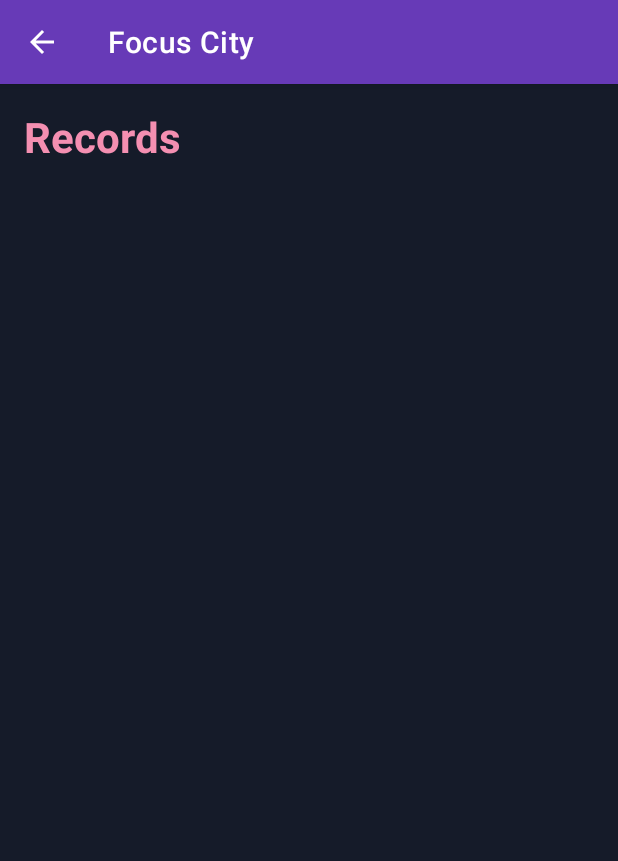
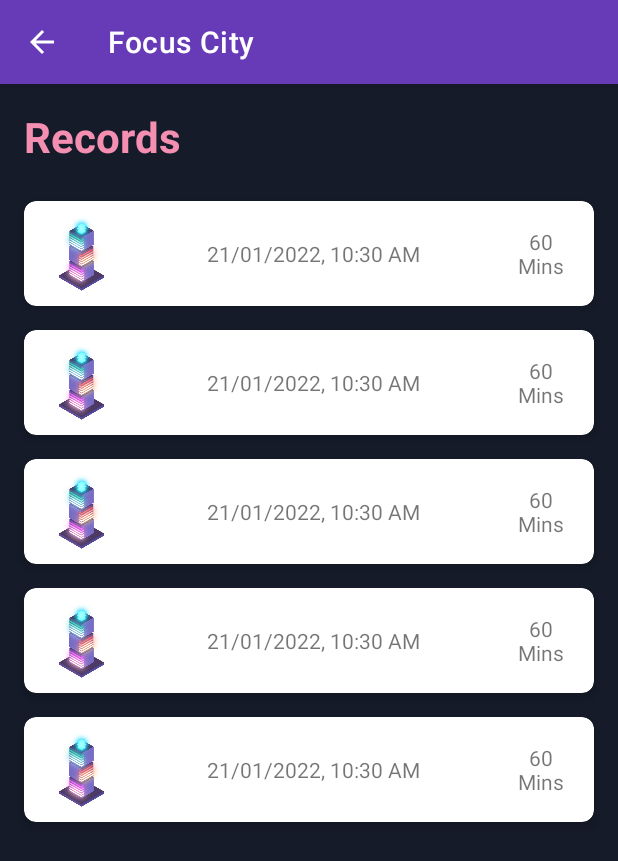
Before and after one commit to ETS-Android4/Focus-City, an Android app: the RecordsActivity screen opened directly, with no data from a screen before it, on a phone screen of 412 x 824 dp. Shown: the top 861 px of the screen. Run offline under Robolectric (Android 15) with nearby library versions, the phone set to English and light mode, and no system bars.

Commit message:
Added Records Model and Adapter

```diff
--- a/app/src/main/AndroidManifest.xml
+++ b/app/src/main/AndroidManifest.xml
@@ -10,7 +10,7 @@
         android:supportsRtl="true"
         android:theme="@style/Theme.FocusCity">
         <activity
-            android:name=".recordsActivity"
+            android:name=".RecordsActivity"
             android:exported="false" />
         <activity
             android:name=".MainActivity"
--- /dev/null
+++ b/app/src/main/java/com/candy/focuscity/Adapter/RecordAdapter.java
@@ -0,0 +1,64 @@
+package com.candy.focuscity.Adapter;
+
+import android.view.LayoutInflater;
+import android.view.View;
+import android.view.ViewGroup;
+import android.widget.ImageView;
+import android.widget.TextView;
+
+import androidx.recyclerview.widget.RecyclerView;
+
+import com.candy.focuscity.Model.RecordModel;
+import com.candy.focuscity.R;
+import com.candy.focuscity.RecordsActivity;
+
+import java.util.List;
+
+public class RecordAdapter extends RecyclerView.Adapter<RecordAdapter.ViewHolder> {
+
+    private List<RecordModel> recordList;
+    private RecordsActivity activity;
+
+    public RecordAdapter(RecordsActivity activity) {
+        this.activity = activity;
+    }
+
+    public ViewHolder onCreateViewHolder(ViewGroup parent, int viewType) {
+        View itemView = LayoutInflater.from(parent.getContext())
+                .inflate(R.layout.record_layout, parent, false);
+        return new ViewHolder(itemView);
+    }
+
+    public void onBindViewHolder(ViewHolder holder, int position) {
+        RecordModel item = recordList.get(position);
+        holder.recordsBuildingImage.setImageResource(item.getBuildingImageId());
+        holder.recordsDateTime.setText(item.getDateTimeFormatted());
+        holder.recordsTotalMinutes.setText(String.format("%d\n"+"Mins", item.getTotalMinutes()));
+    }
+
+    public int getItemCount() {
+        return recordList.size();
+    }
+
+    public void setRecords(List<RecordModel> recordList) {
+        this.recordList = recordList;
+        notifyDataSetChanged();
+    }
+
+
+    class ViewHolder extends RecyclerView.ViewHolder {
+        ImageView recordsBuildingImage;
+        TextView recordsDateTime;
+        TextView recordsTotalMinutes;
+
+        ViewHolder(View view) {
+            super(view);
+            recordsBuildingImage = view.findViewById(R.id.recordsBuildingImage);
+            recordsDateTime = view.findViewById(R.id.recordsDateTime);
+            recordsTotalMinutes = view.findViewById(R.id.recordsTotalMinutes);
+        }
+
+    }
+
+
+}
--- a/app/src/main/java/com/candy/focuscity/MainActivity.java
+++ b/app/src/main/java/com/candy/focuscity/MainActivity.java
@@ -102,7 +102,7 @@ public class MainActivity extends AppCompatActivity {
             public boolean onNavigationItemSelected(@NonNull MenuItem item) {
                 int id = item.getItemId();
                 if (id == R.id.recordsPage){
-                    Intent buildIntent = new Intent(getApplicationContext(), recordsActivity.class);
+                    Intent buildIntent = new Intent(getApplicationContext(), RecordsActivity.class);
                     startActivity(buildIntent);
                     drawerLayout.closeDrawers();
                 }
--- /dev/null
+++ b/app/src/main/java/com/candy/focuscity/Model/RecordModel.java
@@ -0,0 +1,47 @@
+package com.candy.focuscity.Model;
+
+import android.widget.ImageView;
+
+import java.text.DateFormat;
+import java.text.SimpleDateFormat;
+import java.util.Calendar;
+
+public class RecordModel {
+    private int id;
+    private DateFormat date = new SimpleDateFormat("dd/MM/yyyy, hh:mm aa");
+    private String dateTimeFormatted;
+    private int buildingImageId;
+    private int totalMinutes;
+
+    public int getTotalMinutes() {
+        return totalMinutes;
+    }
+
+    public void setTotalMinutes(int totalMinutes) {
+        this.totalMinutes = totalMinutes;
+    }
+
+    public int getId() {
+        return id;
+    }
+
+    public void setId(int id) {
+        this.id = id;
+    }
+
+    public String getDateTimeFormatted() {
+        return dateTimeFormatted;
+    }
+
+    public void setDateTimeFormatted() {
+        this.dateTimeFormatted =  date.format(Calendar.getInstance().getTime());
+    }
+
+    public int getBuildingImageId() {
+        return buildingImageId;
+    }
+
+    public void setBuildingImageId(int buildingImageId) {
+        this.buildingImageId = buildingImageId;
+    }
+}
--- a/app/src/main/java/com/candy/focuscity/recordsActivity.java
+++ b/app/src/main/java/com/candy/focuscity/RecordsActivity.java
@@ -10,21 +10,47 @@ import android.view.KeyEvent;
 import android.view.MenuItem;
 import android.widget.Toolbar;
 
-public class recordsActivity extends AppCompatActivity {
+import com.candy.focuscity.Adapter.RecordAdapter;
+import com.candy.focuscity.Model.RecordModel;
+
+import java.util.ArrayList;
+import java.util.List;
+
+public class RecordsActivity extends AppCompatActivity {
 
     private RecyclerView recordsRecyclerView;
+    private RecordAdapter recordAdapter;
+
+    private List<RecordModel> recordList;
 
     @Override
     protected void onCreate(Bundle savedInstanceState) {
         super.onCreate(savedInstanceState);
         setContentView(R.layout.activity_records);
 
+        recordList = new ArrayList<>();
+
         ActionBar actionBar = getSupportActionBar();
         actionBar.setDisplayHomeAsUpEnabled(true);
 
         recordsRecyclerView = (RecyclerView) findViewById(R.id.recordsRecyclerView);
         recordsRecyclerView.setLayoutManager(new LinearLayoutManager(this));
+        recordAdapter = new RecordAdapter(this);
+        recordsRecyclerView.setAdapter(recordAdapter);
 
+        RecordModel record = new RecordModel();
+        record.setDateTimeFormatted();
+        record.setTotalMinutes(60);
+        record.setBuildingImageId(R.drawable.jett120);
+        record.setId(1);
+
+        recordList.add(record);
+        recordList.add(record);
+        recordList.add(record);
+        recordList.add(record);
+        recordList.add(record);
+
+        recordAdapter.setRecords(recordList);
     }
 
     @Override
--- a/app/src/main/res/layout/activity_records.xml
+++ b/app/src/main/res/layout/activity_records.xml
@@ -5,7 +5,7 @@
     android:layout_width="match_parent"
     android:layout_height="match_parent"
     android:background="@color/colorBackground"
-    tools:context=".recordsActivity">
+    tools:context=".RecordsActivity">
 
     <TextView
         android:id="@+id/recordsText"
@@ -21,9 +21,9 @@
 
     <androidx.recyclerview.widget.RecyclerView
         android:id="@+id/recordsRecyclerView"
-        android:layout_below="@id/recordsText"
         android:layout_width="match_parent"
         android:layout_height="wrap_content"
+        android:layout_below="@id/recordsText"
         android:nestedScrollingEnabled="true"
         app:layoutManager="androidx.recyclerview.widget.LinearLayoutManager" />
 
--- /dev/null
+++ b/app/src/main/res/layout/record_layout.xml
@@ -0,0 +1,61 @@
+<?xml version="1.0" encoding="utf-8"?>
+<androidx.cardview.widget.CardView xmlns:android="http://schemas.android.com/apk/res/android"
+    xmlns:app="http://schemas.android.com/apk/res-auto"
+    xmlns:tools="http://schemas.android.com/tools"
+    android:layout_height="70dp"
+    android:layout_width="match_parent"
+    app:cardElevation="4dp"
+    app:cardCornerRadius="8dp"
+    android:layout_marginHorizontal="16dp"
+    android:layout_marginVertical="8dp" >
+
+    <androidx.constraintlayout.widget.ConstraintLayout
+        android:layout_width="match_parent"
+        android:layout_height="match_parent" >
+
+        <ImageView
+            android:id="@+id/recordsBuildingImage"
+            android:layout_width="60dp"
+            android:layout_height="60dp"
+            android:layout_marginLeft="8dp"
+            android:layout_marginTop="8dp"
+            android:layout_marginBottom="16dp"
+            app:layout_constraintBottom_toBottomOf="parent"
+            app:layout_constraintLeft_toLeftOf="parent"
+            app:layout_constraintTop_toTopOf="parent" />
+
+        <TextView
+            android:id="@+id/recordsDateTime"
+            android:layout_width="wrap_content"
+            android:layout_height="50dp"
+            android:layout_marginTop="8dp"
+            android:layout_marginRight="12dp"
+            android:layout_marginBottom="8dp"
+            android:gravity="center"
+            android:text="21 01 2022, 11:26"
+            app:layout_constraintBottom_toBottomOf="parent"
+            app:layout_constraintLeft_toRightOf="@id/recordsBuildingImage"
+            app:layout_constraintRight_toLeftOf="@id/recordsTotalMinutes"
+            app:layout_constraintTop_toTopOf="parent" />
+
+        <TextView
+            android:id="@+id/recordsTotalMinutes"
+            android:layout_width="wrap_content"
+            android:layout_height="50dp"
+            android:layout_marginRight="20dp"
+            android:layout_marginTop="8dp"
+            android:layout_marginBottom="8dp"
+            android:gravity="center"
+            android:text="25 Mins"
+            app:layout_constraintBottom_toBottomOf="parent"
+            app:layout_constraintRight_toRightOf="parent"
+            app:layout_constraintTop_toTopOf="parent" />
+
+
+
+    </androidx.constraintlayout.widget.ConstraintLayout>
+
+
+
+
+</androidx.cardview.widget.CardView>
--- a/app/src/main/res/layout/records_layout.xml
+++ /dev/null
@@ -1,46 +0,0 @@
-<?xml version="1.0" encoding="utf-8"?>
-<androidx.cardview.widget.CardView xmlns:android="http://schemas.android.com/apk/res/android"
-    xmlns:app="http://schemas.android.com/apk/res-auto"
-    android:layout_height="70dp"
-    android:layout_width="match_parent"
-    app:cardElevation="4dp"
-    app:cardCornerRadius="8dp"
-    android:layout_marginHorizontal="16dp"
-    android:layout_marginVertical="8dp" >
-
-    <RelativeLayout
-        android:layout_width="wrap_content"
-        android:layout_height="wrap_content"
-        android:padding="8dp" >
-
-        <ImageView
-            android:id="@+id/recordsBuildingImage"
-            android:layout_width="50dp"
-            android:layout_height="50dp" />
-
-        <TextView
-            android:id="@+id/recordsDateTime"
-            android:layout_width="220dp"
-            android:layout_height="wrap_content"
-            android:layout_alignParentTop="true"
-            android:layout_alignParentBottom="true"
-            android:layout_marginLeft="20dp"
-            android:layout_toRightOf="@id/recordsBuildingImage"
-            android:text="Sample Record is recorded here"
-            android:gravity="center"/>
-
-        <TextView
-            android:id="@+id/recordsTotalMinutes"
-            android:layout_width="220dp"
-            android:layout_height="wrap_content"
-            android:layout_alignParentTop="true"
-            android:layout_alignParentBottom="true"
-            android:layout_marginLeft="20dp"
-            android:layout_toRightOf="@id/recordsDateTime"
-            android:gravity="center"
-            android:text="25 min" />
-
-    </RelativeLayout>
-
-
-</androidx.cardview.widget.CardView>
```
